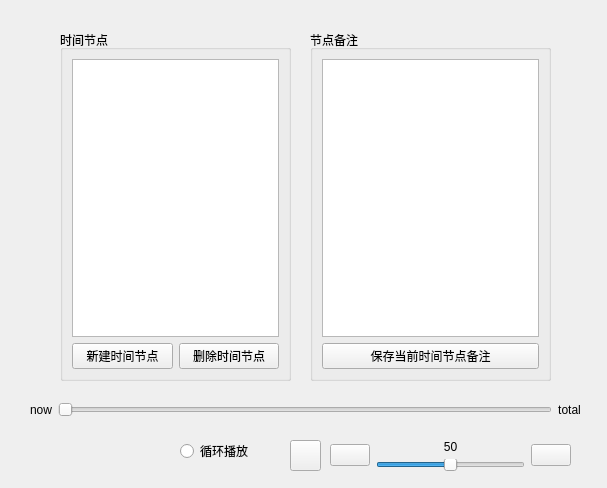
This is widget_audioplayer.ui in Ruby-Dream/studysoftware as Qt 5 draws it before an edit. The edited form follows.
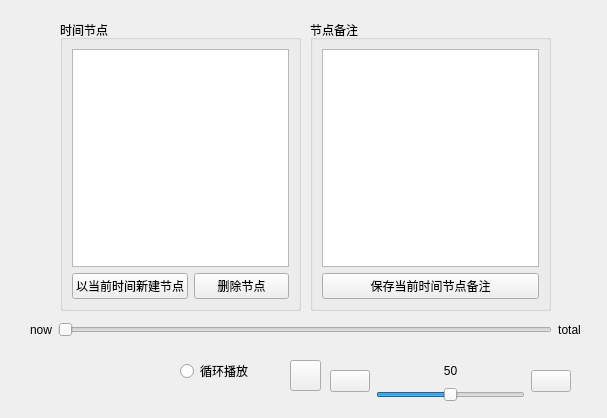
This is the edited form. Icons and pictures are not drawn.

Commit message: 开发新建时间节点功能

Diff of the .ui file:
```diff
--- a/widget_audioplayer.ui
+++ b/widget_audioplayer.ui
@@ -7,7 +7,7 @@
     <x>0</x>
     <y>0</y>
     <width>607</width>
-    <height>488</height>
+    <height>418</height>
    </rect>
   </property>
   <property name="windowTitle">
@@ -20,7 +20,7 @@
    <property name="geometry">
     <rect>
      <x>290</x>
-     <y>440</y>
+     <y>360</y>
      <width>31</width>
      <height>31</height>
     </rect>
@@ -36,7 +36,7 @@
    <property name="geometry">
     <rect>
      <x>180</x>
-     <y>440</y>
+     <y>360</y>
      <width>102</width>
      <height>22</height>
     </rect>
@@ -49,9 +49,9 @@
    <property name="geometry">
     <rect>
      <x>60</x>
-     <y>30</y>
-     <width>231</width>
-     <height>351</height>
+     <y>20</y>
+     <width>241</width>
+     <height>291</height>
     </rect>
    </property>
    <property name="title">
@@ -72,14 +72,29 @@
         <item>
          <widget class="QPushButton" name="pushButton">
           <property name="text">
-           <string>新建时间节点</string>
+           <string>以当前时间新建节点</string>
           </property>
          </widget>
         </item>
         <item>
-         <widget class="QPushButton" name="pushButton_3">
+         <widget class="QPushButton" name="bt_deletetime">
+          <property name="sizePolicy">
+           <sizepolicy hsizetype="Minimum" vsizetype="Fixed">
+            <horstretch>0</horstretch>
+            <verstretch>0</verstretch>
+           </sizepolicy>
+          </property>
+          <property name="maximumSize">
+           <size>
+            <width>400</width>
+            <height>16777215</height>
+           </size>
+          </property>
+          <property name="styleSheet">
+           <string notr="true"/>
+          </property>
           <property name="text">
-           <string>删除时间节点</string>
+           <string>删除节点</string>
           </property>
          </widget>
         </item>
@@ -93,11 +108,14 @@
    <property name="geometry">
     <rect>
      <x>310</x>
-     <y>30</y>
+     <y>20</y>
      <width>241</width>
-     <height>351</height>
+     <height>291</height>
     </rect>
    </property>
+   <property name="styleSheet">
+    <string notr="true"/>
+   </property>
    <property name="title">
     <string>节点备注</string>
    </property>
@@ -114,13 +132,13 @@
     </item>
    </layout>
   </widget>
-  <widget class="QWidget" name="">
+  <widget class="QWidget" name="layoutWidget">
    <property name="geometry">
     <rect>
      <x>330</x>
-     <y>440</y>
+     <y>360</y>
      <width>241</width>
-     <height>31</height>
+     <height>42</height>
     </rect>
    </property>
    <layout class="QHBoxLayout" name="horizontalLayout_3">
@@ -182,11 +200,11 @@
     </item>
    </layout>
   </widget>
-  <widget class="QWidget" name="">
+  <widget class="QWidget" name="layoutWidget">
    <property name="geometry">
     <rect>
      <x>30</x>
-     <y>400</y>
+     <y>320</y>
      <width>551</width>
      <height>20</height>
     </rect>
```
Left out of the diff: 4 changed lines with no effect on the pictures. The commit also changes 4 other files.
